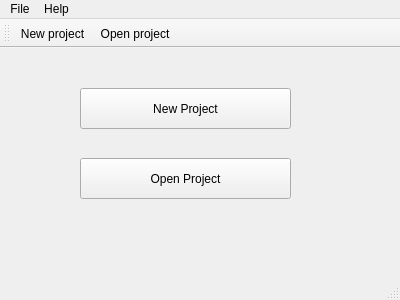
The window that mainwindow.ui (Anton9kin/Milandr_v3) describes before a commit, drawn with Qt 5.
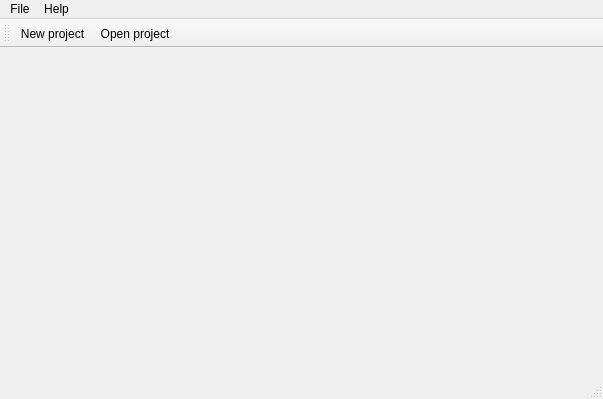
The same window after the commit. Icons and pictures are not drawn.

Patch:
```diff
--- a/mainwindow.ui
+++ b/mainwindow.ui
@@ -6,55 +6,20 @@
    <rect>
     <x>0</x>
     <y>0</y>
-    <width>400</width>
-    <height>300</height>
+    <width>603</width>
+    <height>399</height>
    </rect>
   </property>
   <property name="windowTitle">
    <string>MainWindow</string>
   </property>
-  <widget class="QWidget" name="centralWidget">
-   <widget class="QPushButton" name="btn_newProject">
-    <property name="geometry">
-     <rect>
-      <x>80</x>
-      <y>40</y>
-      <width>211</width>
-      <height>41</height>
-     </rect>
-    </property>
-    <property name="text">
-     <string>New Project</string>
-    </property>
-    <property name="icon">
-     <iconset resource="recources/recources.qrc">
-      <normaloff>:/icons/icon_Add.png</normaloff>:/icons/icon_Add.png</iconset>
-    </property>
-   </widget>
-   <widget class="QPushButton" name="btn_openProject">
-    <property name="geometry">
-     <rect>
-      <x>80</x>
-      <y>110</y>
-      <width>211</width>
-      <height>41</height>
-     </rect>
-    </property>
-    <property name="text">
-     <string>Open Project</string>
-    </property>
-    <property name="icon">
-     <iconset resource="recources/recources.qrc">
-      <normaloff>:/icons/icon_Open.png</normaloff>:/icons/icon_Open.png</iconset>
-    </property>
-   </widget>
-  </widget>
+  <widget class="QWidget" name="centralWidget"/>
   <widget class="QMenuBar" name="menuBar">
    <property name="geometry">
     <rect>
      <x>0</x>
      <y>0</y>
-     <width>400</width>
+     <width>603</width>
      <height>22</height>
     </rect>
    </property>
```
Left out of the diff: 2 changed lines with no effect on the pictures.
